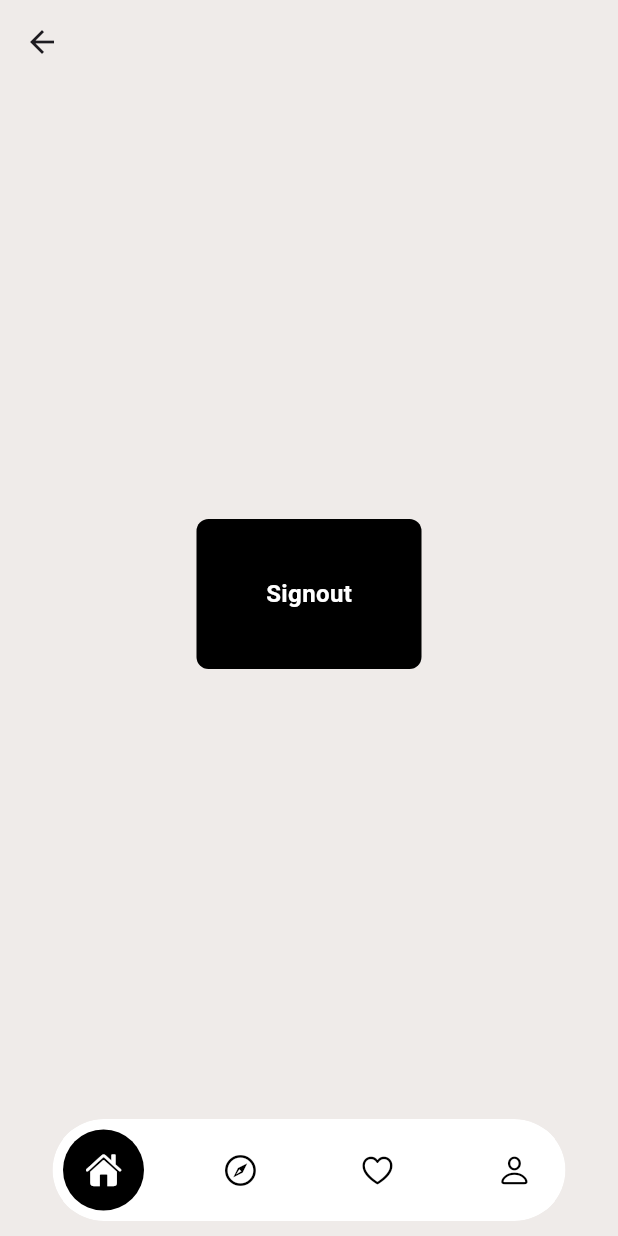
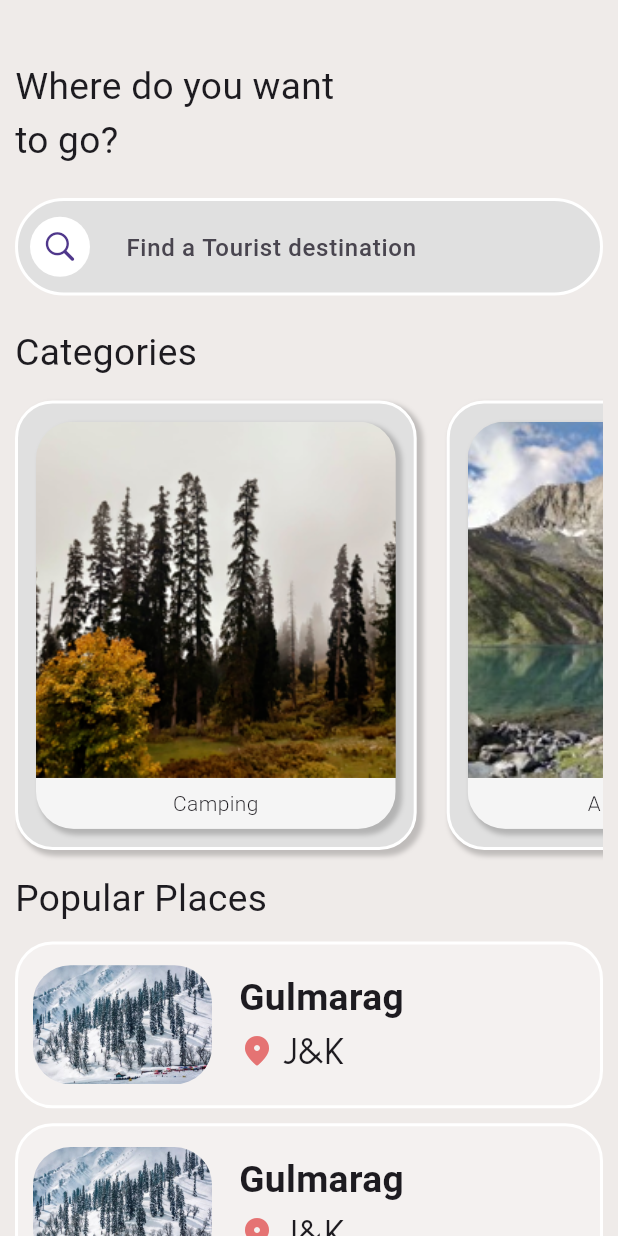
Before and after one commit to tavkeer/tazee, a Flutter app: the HomePage screen opened directly, on a phone screen of 412 x 824 dp. Run offline on Flutter 3.47's test engine with Material 2 defaults, Android fonts, the phone set to English and light mode, and no system bars; drawn by our look-alikes of google_nav_bar; our stand-ins replace firebase_auth, firebase_core, get, google_fonts, google_sign_in, lottie; accounts and stored records are empty; network calls fail; Roboto replaces fonts that are missing (Ubuntu).

Commit message:
homescreen almost complete

```diff
--- a/lib/export_screens.dart
+++ b/lib/export_screens.dart
@@ -21,3 +21,9 @@ export 'package:tazee/widgets/divider_with_middletext.dart';
 export 'package:tazee/widgets/toggle_signup.dart';
 export 'package:flutter/services.dart';
 export 'package:tazee/widgets/floating_bottom_navbar.dart';
+
+export 'package:tazee/views/home_page/utils/popular_place_container.dart';
+export 'package:tazee/views/home_page/components/category_list.dart';
+export 'package:tazee/views/home_page/utils/category_listitem.dart';
+export 'package:tazee/views/home_page/components/search_field.dart';
+export 'package:tazee/views/home_page/utils/customicon.dart';
--- a/lib/main.dart
+++ b/lib/main.dart
@@ -30,7 +30,9 @@ class MyApp extends StatelessWidget {
       debugShowCheckedModeBanner: false,
       darkTheme: ThemeData(
         scaffoldBackgroundColor: Colors.white,
-        appBarTheme: const AppBarTheme(backgroundColor: Colors.white),
+        appBarTheme: const AppBarTheme(
+          backgroundColor: Color(0xFFEFEBE9),
+        ),
       ),
       theme: ThemeData(
         useMaterial3: true,
--- /dev/null
+++ b/lib/views/home_page/components/category_list.dart
@@ -0,0 +1,49 @@
+import 'package:tazee/export_screens.dart';
+
+class CategoryList extends StatelessWidget {
+  const CategoryList({
+    super.key,
+    required this.height,
+    required this.width,
+  });
+
+  final double height;
+  final double width;
+
+  @override
+  Widget build(BuildContext context) {
+    return SizedBox(
+      height: height * 0.4,
+      child: ListView(
+        padding: const EdgeInsets.symmetric(vertical: 15),
+        scrollDirection: Axis.horizontal,
+        children: [
+          CategoryListItem(
+            name: "Camping",
+            imgPath: "assets/camping_s.png",
+            height: height,
+            width: width,
+          ),
+          CategoryListItem(
+            name: "Alpine Lakes",
+            imgPath: "assets/alpine_lakes.jpeg",
+            height: height,
+            width: width,
+          ),
+          CategoryListItem(
+            name: "Hiking",
+            imgPath: "assets/pahalgam.jpeg",
+            height: height,
+            width: width,
+          ),
+          CategoryListItem(
+            name: "Alpine Lakes",
+            imgPath: "assets/gul.jpeg",
+            height: height,
+            width: width,
+          ),
+        ],
+      ),
+    );
+  }
+}
--- /dev/null
+++ b/lib/views/home_page/components/search_field.dart
@@ -0,0 +1,49 @@
+import 'package:flutter/cupertino.dart';
+import 'package:tazee/export_screens.dart';
+
+class SearchField extends StatelessWidget {
+  const SearchField({
+    super.key,
+  });
+
+  @override
+  Widget build(BuildContext context) {
+    return Container(
+      padding: const EdgeInsets.symmetric(
+        horizontal: 0,
+        vertical: 2.5,
+      ),
+      decoration: BoxDecoration(
+        borderRadius: BorderRadius.circular(50),
+        border: Border.all(width: 2, color: Colors.white),
+        color: Colors.grey.shade300,
+      ),
+      child: Row(
+        children: [
+          const Padding(
+            padding: EdgeInsets.all(8.0),
+            child: CircleAvatar(
+              backgroundColor: Colors.white,
+              child: Icon(CupertinoIcons.search),
+            ),
+          ),
+          Expanded(
+            child: TextField(
+              decoration: InputDecoration(
+                fillColor: Colors.grey.shade300,
+                filled: true,
+                border: InputBorder.none,
+                hintText: "Find a Tourist destination",
+                hintStyle: TextStyle(
+                  fontFamily: GoogleFonts.ubuntu().fontFamily,
+                  fontWeight: FontWeight.w500,
+                ),
+              ),
+            ),
+          ),
+          const SizedBox(width: 20),
+        ],
+      ),
+    );
+  }
+}
--- a/lib/views/home_page/home_page.dart
+++ b/lib/views/home_page/home_page.dart
@@ -1,3 +1,4 @@
+// ignore_for_file: public_member_api_docs, sort_constructors_first
 import 'package:tazee/export_screens.dart';
 
 class HomePage extends StatelessWidget {
@@ -6,35 +7,107 @@ class HomePage extends StatelessWidget {
   @override
   Widget build(BuildContext context) {
     //google sign in controller
-    GoogleSignController googleSignController = Get.put(GoogleSignController());
+    // GoogleSignController googleSignController = Get.put(GoogleSignController());
 
     //email sign in controller
-    EmailSignController emailSignController = Get.put(EmailSignController());
+    // EmailSignController emailSignController = Get.put(EmailSignController());
 
-    // final double height = MediaQuery.of(context).size.height;
+    final double height = MediaQuery.of(context).size.height;
     final double width = MediaQuery.of(context).size.width;
     return Scaffold(
-      appBar: AppBar(
-        systemOverlayStyle: const SystemUiOverlayStyle(
-          // Status bar color
-          statusBarColor: Color(0xFFEFEBE9),
-        ),
-        backgroundColor: const Color(0xFFEFEBE9),
-      ),
-      bottomNavigationBar: FloatingBottomNavBar(width: width),
-      body: Center(
-        child: SizedBox(
-          height: 100,
-          width: 200,
-          child: MyButton(
-            text: "Signout",
-            onTap: () {
-              googleSignController.signout();
-              emailSignController.signout();
-            },
+      body: Padding(
+        padding: const EdgeInsets.symmetric(horizontal: 10),
+        child: SingleChildScrollView(
+          child: Column(
+            mainAxisAlignment: MainAxisAlignment.start,
+            crossAxisAlignment: CrossAxisAlignment.start,
+            children: [
+              const SizedBox(height: 40),
+
+              //guide text
+              Text(
+                "Where do you want\nto go?",
+                style: TextStyle(
+                  fontSize: width * 0.06,
+                  fontWeight: FontWeight.w400,
+                  fontFamily: GoogleFonts.ubuntu().fontFamily,
+                ),
+              ),
+
+              const SizedBox(height: 20),
+
+              //search bar
+              const SearchField(),
+
+              const SizedBox(height: 20),
+
+              //categories simple text
+              Text(
+                "Categories",
+                style: TextStyle(
+                  fontSize: width * 0.06,
+                  fontWeight: FontWeight.w400,
+                  fontFamily: GoogleFonts.ubuntu().fontFamily,
+                ),
+              ),
+
+              // const SizedBox(height: 10),
+
+              //categories list
+              CategoryList(height: height, width: width),
+
+              // const SizedBox(height: 10),
+
+              //Popular places text
+              Text(
+                "Popular Places",
+                style: TextStyle(
+                  fontSize: width * 0.06,
+                  fontWeight: FontWeight.w400,
+                  fontFamily: GoogleFonts.ubuntu().fontFamily,
+                ),
+              ),
+
+              const SizedBox(height: 10),
+
+              //popular places list
+              PopularPlaces(
+                width: width,
+                place: "Gulmarag",
+                location: "J&K",
+                imgPath: 'assets/gul.jpeg',
+              ),
+              const SizedBox(height: 10),
+              PopularPlaces(
+                width: width,
+                place: "Gulmarag",
+                location: "J&K",
+                imgPath: 'assets/gul.jpeg',
+              ),
+              const SizedBox(height: 10),
+              PopularPlaces(
+                width: width,
+                place: "Gulmarag",
+                location: "J&K",
+                imgPath: 'assets/gul.jpeg',
+              )
+            ],
           ),
         ),
       ),
     );
   }
 }
+
+
+// SizedBox(
+//   height: 100,
+//   width: 200,
+//   child: MyButton(
+//     text: "Signout",
+//     onTap: () {
+//       googleSignController.signout();
+//       emailSignController.signout();
+//     },
+//   ),
+// ),
--- /dev/null
+++ b/lib/views/home_page/utils/category_listitem.dart
@@ -0,0 +1,91 @@
+import 'package:tazee/export_screens.dart';
+
+class CategoryListItem extends StatelessWidget {
+  const CategoryListItem({
+    Key? key,
+    required this.name,
+    required this.imgPath,
+    required this.height,
+    required this.width,
+  }) : super(key: key);
+  final String name;
+
+  final String imgPath;
+  final double height;
+  final double width;
+
+  @override
+  Widget build(BuildContext context) {
+    return Container(
+      height: height * 0.4,
+      width: width * 0.65,
+      margin: const EdgeInsets.only(right: 20),
+      decoration: BoxDecoration(
+        color: Colors.grey.shade300,
+        boxShadow: [
+          BoxShadow(
+            color: Colors.black.withOpacity(0.2),
+            spreadRadius: 1,
+            blurRadius: 2,
+            offset: const Offset(3, 3),
+          ),
+        ],
+        borderRadius: BorderRadius.circular(25),
+        border: Border.all(
+          width: 2,
+          color: Colors.white,
+        ),
+      ),
+      child: Padding(
+        padding: const EdgeInsets.all(12),
+        child: Container(
+          decoration: BoxDecoration(
+            borderRadius: BorderRadius.circular(25),
+            boxShadow: [
+              BoxShadow(
+                color: Colors.black.withOpacity(0.2),
+                spreadRadius: 1,
+                blurRadius: 2,
+                offset: const Offset(3, 3),
+              ),
+            ],
+          ),
+          child: ClipRRect(
+            borderRadius: BorderRadius.circular(25),
+            child: Column(
+              children: [
+                //image
+                Expanded(
+                  flex: 7,
+                  child: Image.asset(
+                    imgPath,
+                    fit: BoxFit.cover,
+                  ),
+                ),
+
+                //text
+                Expanded(
+                  flex: 1,
+                  child: Container(
+                    width: double.infinity,
+                    color: Colors.grey.shade100,
+                    child: Center(
+                      child: Text(
+                        name,
+                        textAlign: TextAlign.center,
+                        style: TextStyle(
+                          fontFamily: GoogleFonts.ubuntu().fontFamily,
+                          fontWeight: FontWeight.w300,
+                        ),
+                      ),
+                    ),
+                  ),
+                ),
+              ],
+            ),
+          ),
+        ),
+      ),
+    );
+  }
+}
--- /dev/null
+++ b/lib/views/home_page/utils/customicon.dart
@@ -0,0 +1,38 @@
+import 'package:tazee/export_screens.dart';
+
+class CustomIcon extends StatelessWidget {
+  final IconData icon;
+  const CustomIcon({
+    Key? key,
+    required this.icon,
+  }) : super(key: key);
+
+  @override
+  Widget build(BuildContext context) {
+    return Container(
+      decoration: BoxDecoration(
+        color: Colors.grey.shade300,
+        shape: BoxShape.circle,
+        border: Border.all(
+          width: 2,
+          color: Colors.white,
+        ),
+      ),
+      child: Padding(
+        padding: const EdgeInsets.all(10),
+        child: Container(
+          padding: const EdgeInsets.all(5.0),
+          decoration: const BoxDecoration(
+            color: Colors.white,
+            shape: BoxShape.circle,
+          ),
+          child: Icon(
+            icon,
+            color: Colors.black,
+            size: 20,
+          ),
+        ),
+      ),
+    );
+  }
+}
--- /dev/null
+++ b/lib/views/home_page/utils/popular_place_container.dart
@@ -0,0 +1,88 @@
+import 'package:tazee/export_screens.dart';
+
+class PopularPlaces extends StatelessWidget {
+  const PopularPlaces({
+    Key? key,
+    required this.width,
+    required this.location,
+    required this.imgPath,
+    required this.place,
+  }) : super(key: key);
+
+  final double width;
+  final String location;
+  final String imgPath;
+  final String place;
+
+  @override
+  Widget build(BuildContext context) {
+    return Container(
+      height: width * 0.27,
+      width: double.infinity,
+      decoration: BoxDecoration(
+        // color: const Color(0xff304352).withOpacity(0.3),
+        color: Colors.white30,
+        borderRadius: BorderRadius.circular(25),
+        border: Border.all(
+          width: 2,
+          color: Colors.white,
+        ),
+      ),
+      child: Padding(
+        padding: const EdgeInsets.all(10),
+        child: Row(
+          children: [
+            Expanded(
+              child: ClipRRect(
+                borderRadius: BorderRadius.circular(25),
+                child: Image.asset(
+                  imgPath,
+                  fit: BoxFit.cover,
+                ),
+              ),
+            ),
+            const SizedBox(width: 10),
+            Expanded(
+              flex: 2,
+              child: Padding(
+                padding: const EdgeInsets.all(8.0),
+                child: Column(
+                  crossAxisAlignment: CrossAxisAlignment.start,
+                  mainAxisAlignment: MainAxisAlignment.spaceBetween,
+                  children: [
+                    Text(
+                      place,
+                      style: TextStyle(
+                        fontSize: width * 0.06,
+                        fontWeight: FontWeight.bold,
+                        fontFamily: GoogleFonts.ubuntu().fontFamily,
+                      ),
+                    ),
+                    Expanded(
+                      child: Row(
+                        children: [
+                          Icon(
+                            Icons.location_on_rounded,
+                            color: Colors.red.shade300,
+                          ),
+                          const SizedBox(width: 5),
+                          Text(
+                            location,
+                            style: TextStyle(
+                              fontSize: width * 0.06,
+                              fontFamily: GoogleFonts.urbanist().fontFamily,
+                            ),
+                          ),
+                        ],
+                      ),
+                    ),
+                  ],
+                ),
+              ),
+            )
+          ],
+        ),
+      ),
+    );
+  }
+}
```
Also changed, not shown: assets/alpine_lakes.jpeg (renamed from assets/alpine_lakes_s.jpeg), assets/hiking_s.png (deleted), assets/tint.jpeg (added).
